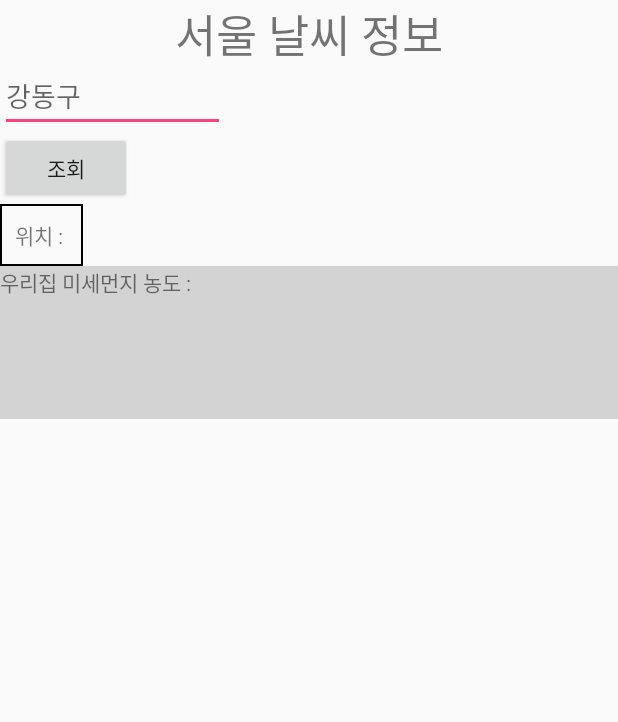
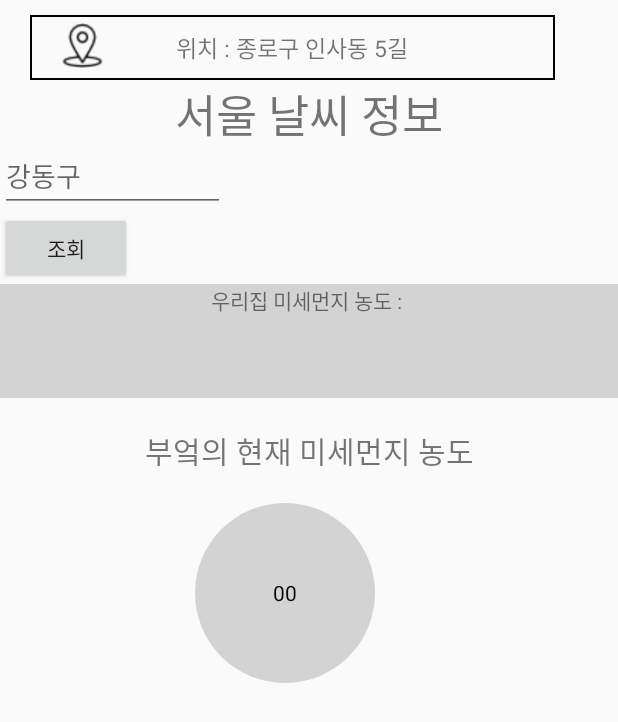
Before and after one commit to Juungmin/WindowHelper, an Android app: the layout tab_fragment_1.xml on its own in the app's theme, with its tools: preview values and no code run, on a phone screen of 412 x 824 dp. Shown: the top 722 px of the screen. Run offline under Robolectric (Android 15) with nearby library versions, the light colour scheme and no system bars.

Commit message:
First Page UI

```diff
--- /dev/null
+++ b/app/src/main/res/drawable/circle_shape.xml
@@ -0,0 +1,16 @@
+<?xml version="1.0" encoding="utf-8"?>
+<shape xmlns:android="http://schemas.android.com/apk/res/android">
+    <solid
+        android:color="#D3D3D3" />
+
+    <size
+        android:width="120dp"
+        android:height="120dp" />
+
+    <corners
+        android:bottomLeftRadius="65dp"
+        android:bottomRightRadius="65dp"
+        android:topLeftRadius="65dp"
+        android:topRightRadius="65dp" />
+
+</shape>
--- a/app/src/main/res/layout/tab_fragment_1.xml
+++ b/app/src/main/res/layout/tab_fragment_1.xml
@@ -3,7 +3,32 @@
     android:layout_width="match_parent"
     android:layout_height="match_parent"
     android:orientation="vertical"
+    android:focusable="true"
+    android:focusableInTouchMode="true"
     android:weightSum="1">
+    <RelativeLayout
+        android:layout_width="match_parent"
+        android:layout_height="wrap_content">
+
+        <TextView
+            android:layout_marginLeft="20dp"
+            android:layout_marginTop="10dp"
+            android:background="@drawable/xml_border"
+            android:padding="10dp"
+            android:textAlignment="center"
+            android:textSize="15dp"
+            android:text="위치 : 종로구 인사동 5길"
+            android:layout_width="350dp"
+            android:layout_height="wrap_content" />
+
+        <Button
+            android:background="@drawable/gps"
+            android:layout_marginTop="15dp"
+            android:layout_marginLeft="40dp"
+            android:layout_width="30dp"
+            android:layout_height="30dp" />
+
+    </RelativeLayout>
 
 
     <TextView
@@ -28,19 +53,7 @@
         android:text="조회"
         android:id="@+id/button"
         android:layout_alignEnd="@+id/main"
-
         android:onClick="btnStart"/>
-
-
-    <TextView
-        android:id="@+id/textView3"
-        android:layout_width="wrap_content"
-        android:layout_height="wrap_content"
-        android:layout_gravity="center_vertical"
-        android:background="@drawable/xml_border"
-        android:padding="10dp"
-        android:text="위치 : "
-        android:textAlignment="center" />
 
     <TextView
         android:id="@+id/tv_dust"
@@ -48,6 +61,29 @@
         android:layout_height="wrap_content"
         android:layout_weight="0.13"
         android:background="#D3D3D3"
+        android:gravity="center_horizontal"
         android:text="우리집 미세먼지 농도 : " />
 
+
+    <TextView
+        android:layout_width="match_parent"
+        android:layout_height="wrap_content"
+        android:layout_marginTop="20dp"
+        android:textSize="20dp"
+        android:text="부엌의 현재 미세먼지 농도"
+        android:gravity="center_horizontal"/>
+
+    <TextView
+        android:id="@+id/kitchen_per"
+        android:layout_marginTop="20dp"
+        android:layout_marginLeft="130dp"
+        android:layout_width="120dp"
+        android:layout_height="120dp"
+        android:text="00"
+        android:gravity="center"
+        android:background="@drawable/circle_shape"
+        android:textColor="#000000"
+        />
+
+
 </LinearLayout>
```
Also changed, not shown: app/src/main/res/drawable/gps.png (added).
